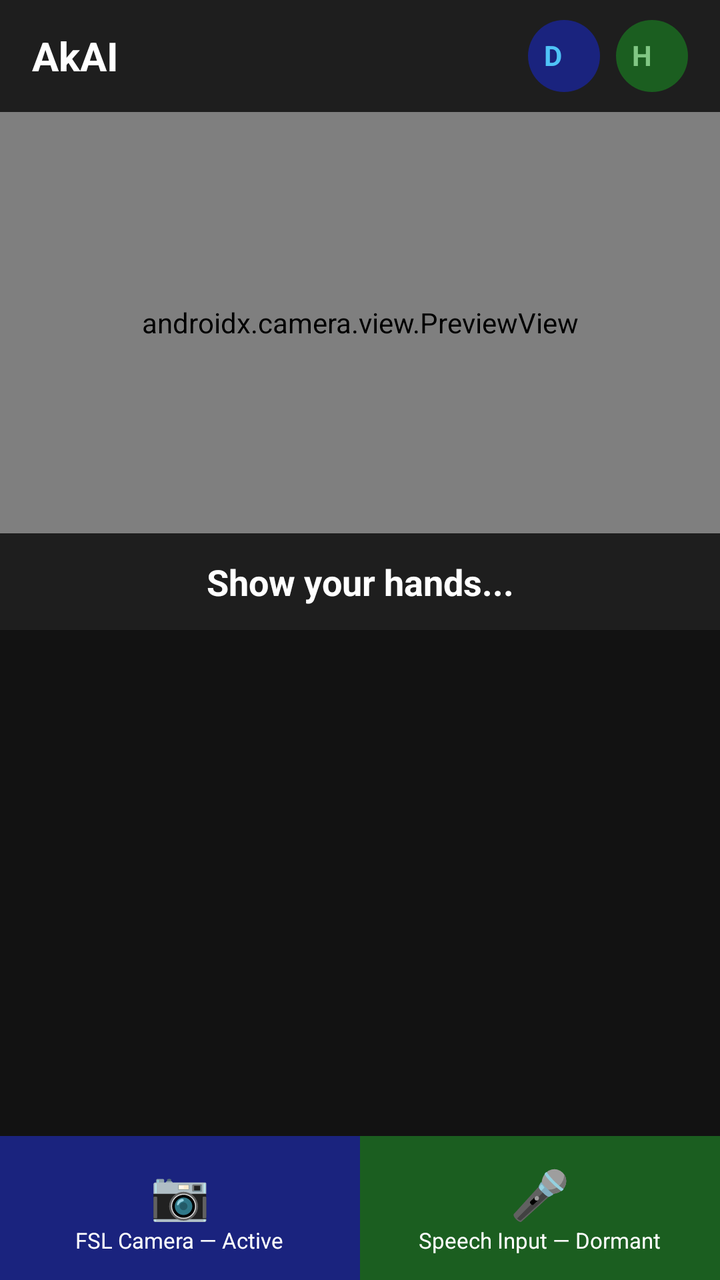
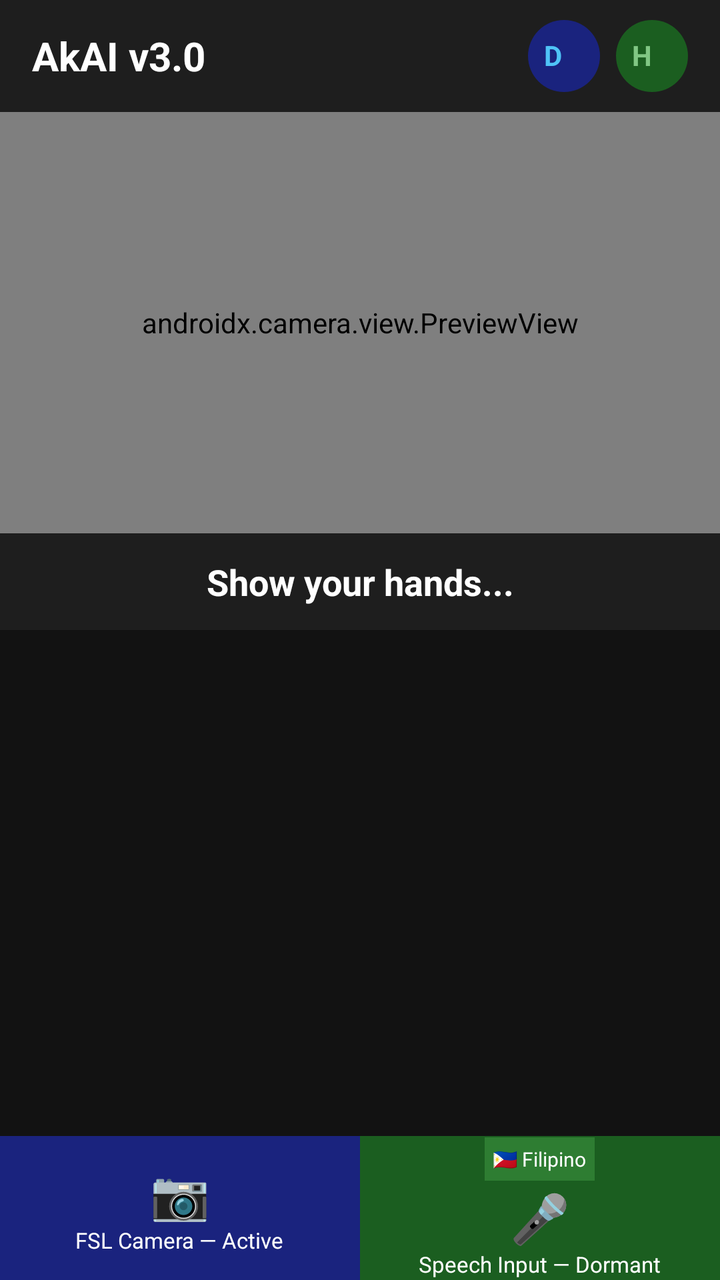

Before-and-after screenshots of an Android layout around one commit, followed by the original layout XML and the change that was made.
<!-- AndroidManifest.xml: application theme Theme.AkAI -->
<!-- res/layout/activity_main.xml -->
<?xml version="1.0" encoding="utf-8"?>
<LinearLayout xmlns:android="http://schemas.android.com/apk/res/android"
    xmlns:app="http://schemas.android.com/apk/res-auto"
    xmlns:tools="http://schemas.android.com/tools"
    android:layout_width="match_parent"
    android:layout_height="match_parent"
    android:orientation="vertical"
    android:background="#121212"
    tools:context=".MainActivity">

    
    <LinearLayout
        android:layout_width="match_parent"
        android:layout_height="56dp"
        android:orientation="horizontal"
        android:gravity="center_vertical"
        android:paddingStart="16dp"
        android:paddingEnd="16dp"
        android:background="#1E1E1E">

        <TextView
            android:layout_width="0dp"
            android:layout_height="wrap_content"
            android:layout_weight="1"
            android:text="AkAI"
            android:textColor="#FFFFFF"
            android:textSize="20sp"
            android:textStyle="bold" />

        <TextView
            android:id="@+id/tvDeafLabel"
            android:layout_width="wrap_content"
            android:layout_height="wrap_content"
            android:text="D"
            android:textColor="#4FC3F7"
            android:textSize="14sp"
            android:textStyle="bold"
            android:background="@drawable/avatar_bg_deaf"
            android:padding="8dp"
            android:layout_marginEnd="8dp"/>

        <TextView
            android:id="@+id/tvHearingLabel"
            android:layout_width="wrap_content"
            android:layout_height="wrap_content"
            android:text="H"
            android:textColor="#81C784"
            android:textSize="14sp"
            android:textStyle="bold"
            android:background="@drawable/avatar_bg_hearing"
            android:padding="8dp"/>

    </LinearLayout>

    
    <androidx.camera.view.PreviewView
        android:id="@+id/cameraPreview"
        android:layout_width="match_parent"
        android:layout_height="0dp"
        android:layout_weight="2.5"
        android:background="#000000"/>

    
    <TextView
        android:id="@+id/tvPrediction"
        android:layout_width="match_parent"
        android:layout_height="wrap_content"
        android:text="Show your hands..."
        android:textColor="#FFFFFF"
        android:textSize="18sp"
        android:textStyle="bold"
        android:padding="12dp"
        android:background="#1E1E1E"
        android:gravity="center"/>

    
    <ScrollView
        android:id="@+id/scrollConversation"
        android:layout_width="match_parent"
        android:layout_height="0dp"
        android:layout_weight="3"
        android:padding="8dp"
        android:background="#121212">

        <LinearLayout
            android:id="@+id/conversationContainer"
            android:layout_width="match_parent"
            android:layout_height="wrap_content"
            android:orientation="vertical"
            android:padding="4dp"/>

    </ScrollView>

    
    <LinearLayout
        android:layout_width="match_parent"
        android:layout_height="72dp"
        android:orientation="horizontal">

        
        <LinearLayout
            android:id="@+id/btnFSLMode"
            android:layout_width="0dp"
            android:layout_height="match_parent"
            android:layout_weight="1"
            android:orientation="vertical"
            android:gravity="center"
            android:background="#1A237E"
            android:clickable="true"
            android:focusable="true">

            <TextView
                android:layout_width="wrap_content"
                android:layout_height="wrap_content"
                android:text="📷"
                android:textSize="24sp"/>

            <TextView
                android:id="@+id/tvFSLStatus"
                android:layout_width="wrap_content"
                android:layout_height="wrap_content"
                android:text="FSL Camera — Active"
                android:textColor="#FFFFFF"
                android:textSize="11sp"/>

        </LinearLayout>

        
        <LinearLayout
            android:id="@+id/btnSpeechMode"
            android:layout_width="0dp"
            android:layout_height="match_parent"
            android:layout_weight="1"
            android:orientation="vertical"
            android:gravity="center"
            android:background="#1B5E20"
            android:clickable="true"
            android:focusable="true">

            <TextView
                android:layout_width="wrap_content"
                android:layout_height="wrap_content"
                android:text="🎤"
                android:textSize="24sp"/>

            <TextView
                android:id="@+id/tvSpeechStatus"
                android:layout_width="wrap_content"
                android:layout_height="wrap_content"
                android:text="Speech Input — Dormant"
                android:textColor="#FFFFFF"
                android:textSize="11sp"/>

        </LinearLayout>

    </LinearLayout>

</LinearLayout>
<!-- resources referenced by this layout -->
<resources>
  <!-- drawable avatar_bg_deaf (drawable) -->
  <?xml version="1.0" encoding="utf-8"?>
  <shape xmlns:android="http://schemas.android.com/apk/res/android"
      android:shape="oval">
      <solid android:color="#1A237E"/>
      <size android:width="36dp" android:height="36dp"/>
  </shape>
  <!-- drawable avatar_bg_hearing (drawable) -->
  <?xml version="1.0" encoding="utf-8"?>
  <shape xmlns:android="http://schemas.android.com/apk/res/android"
      android:shape="oval">
      <solid android:color="#1B5E20"/>
      <size android:width="36dp" android:height="36dp"/>
  </shape>
  <style name="Theme.AkAI" parent="Base.Theme.AkAI" />
  <style name="Base.Theme.AkAI" parent="Theme.Material3.DayNight.NoActionBar">
          
          
      </style>
</resources>

<!-- the commit's change to res/layout/activity_main.xml (unified diff, before → after) -->
@@ -22,7 +22,7 @@
             android:layout_width="0dp"
             android:layout_height="wrap_content"
             android:layout_weight="1"
-            android:text="AkAI"
+            android:text="AkAI v3.0"
             android:textColor="#FFFFFF"
             android:textSize="20sp"
             android:textStyle="bold" />
@@ -137,6 +137,20 @@
             android:clickable="true"
             android:focusable="true">
 
+            
+            <TextView
+                android:id="@+id/tvLanguageToggle"
+                android:layout_width="wrap_content"
+                android:layout_height="wrap_content"
+                android:text="🇵🇭 Filipino"
+                android:textColor="#FFFFFF"
+                android:textSize="10sp"
+                android:background="#2E7D32"
+                android:padding="4dp"
+                android:layout_marginBottom="2dp"
+                android:clickable="true"
+                android:focusable="true"/>
+
             <TextView
                 android:layout_width="wrap_content"
                 android:layout_height="wrap_content"
